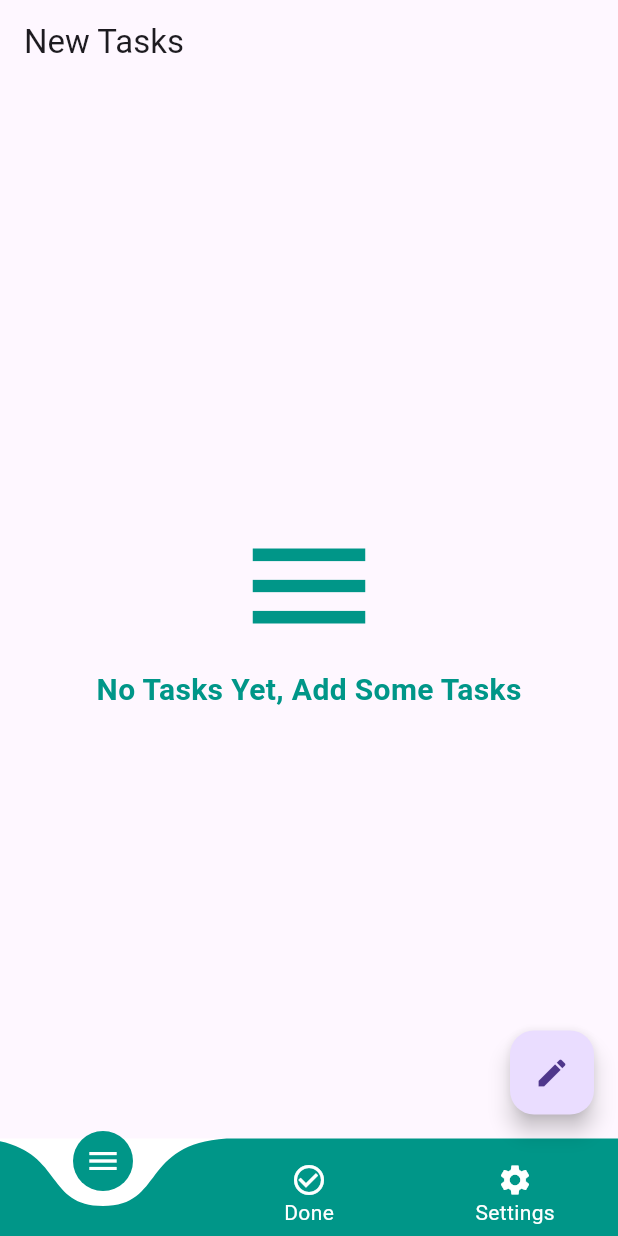
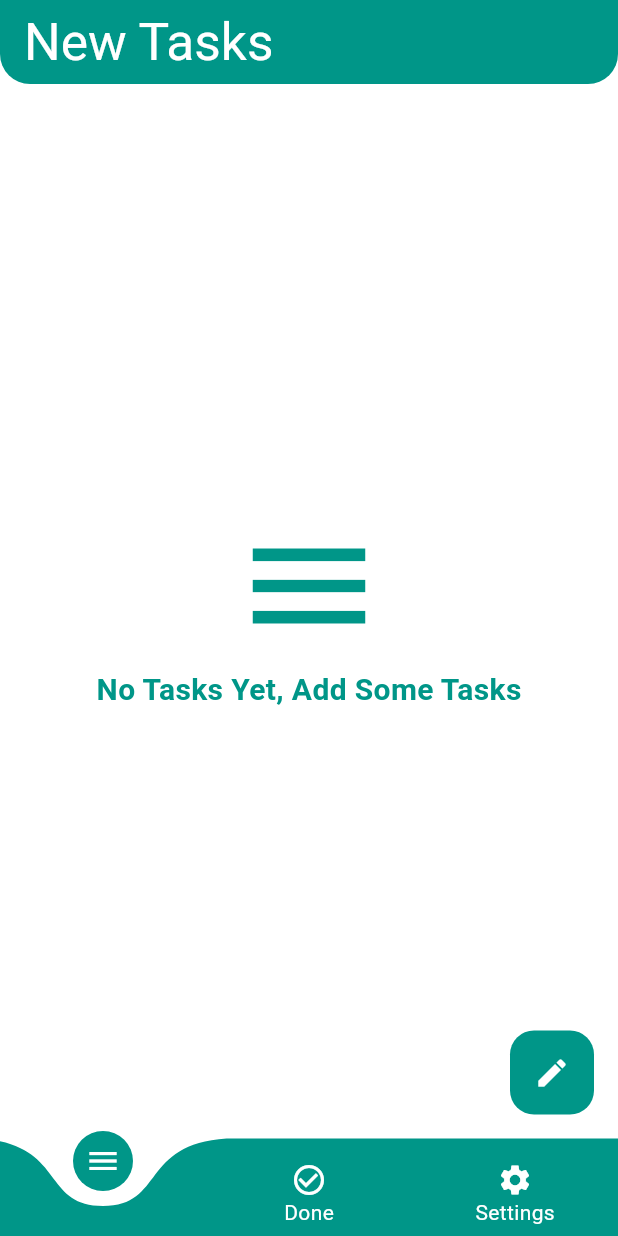
Before and after one commit to MhdMihdi/do_it, a Flutter app: the screen it shows after launch, on a phone screen of 412 x 824 dp. Run offline on Flutter 3.47's test engine with Material 3 defaults, Android fonts, the phone set to English and light mode, and no system bars; drawn by our look-alikes of curved_navigation_bar; our stand-ins replace bloc, conditional_builder_null_safety, flutter_bloc, flutter_screenutil, sqflite; accounts and stored records are empty.

Commit message:
fixing some issues

```diff
--- a/lib/Presentation/Settings Screen/settings_screen.dart
+++ b/lib/Presentation/Settings Screen/settings_screen.dart
@@ -1,4 +1,3 @@
-import 'package:do_it/Bloc/Tasks%20Cubit/tasks_cubit.dart';
 import 'package:do_it/Bloc/Theme%20Cubit/theme_cubit.dart';
 import 'package:flutter/material.dart';
 import 'package:flutter_bloc/flutter_bloc.dart';
@@ -20,6 +19,9 @@ class _SettingsScreenState extends State<SettingsScreen> {
         return Scaffold(
           body: Column(
             children: [
+              const Text(
+                  'Theme',
+              ),
               Switch(
                 value: cubit.themeSwitch,
                 onChanged: (value)
--- a/lib/main.dart
+++ b/lib/main.dart
@@ -45,30 +45,38 @@ class MyApp extends StatelessWidget {
                     scaffoldBackgroundColor: Colors.white,
                     appBarTheme: AppBarTheme(
                       backgroundColor: Colors.teal,
-                      shape: RoundedRectangleBorder(
+                      shape: const RoundedRectangleBorder(
                         borderRadius: BorderRadius.only(
                           bottomLeft: Radius.circular(20.0),
                           bottomRight: Radius.circular(20.0),
                         ),
                       ),
                       elevation: 0.0,
-                      centerTitle: true,
+                      centerTitle: false,
                       titleTextStyle: TextStyle(
-                          color: Colors.white,
-                          fontSize: 25.0.sp
+                        color: Colors.white,
+                        fontSize: 30.0.sp
+                       ),
                       ),
-                    ),
-                    floatingActionButtonTheme: FloatingActionButtonThemeData(
+                    floatingActionButtonTheme: const FloatingActionButtonThemeData(
                       backgroundColor: Colors.teal,
                       foregroundColor: Colors.white,
                       elevation: 0.0,
                     ),
-                    progressIndicatorTheme: ProgressIndicatorThemeData(
+                    progressIndicatorTheme: const ProgressIndicatorThemeData(
                       color: Colors.teal,
                     ),
+                    textTheme: const TextTheme(
+                        titleSmall: TextStyle(
+                        fontSize:18,
+                        color: Colors.white,
+                      )
+                    ),
                   ),
+
+
                   darkTheme: ThemeData(),
-                  themeMode: ThemeMode.dark,
+                  themeMode: ThemeMode.light,
                 );
               }
           );
```
Also changed, not shown: pubspec.yaml (+11 -8 lines), pubspec.lock.
